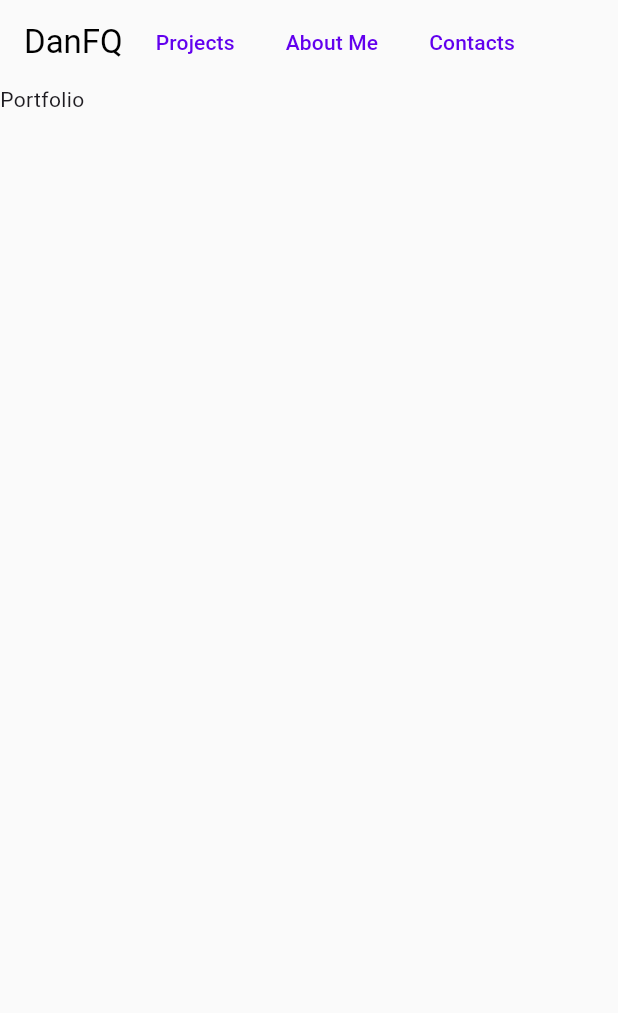
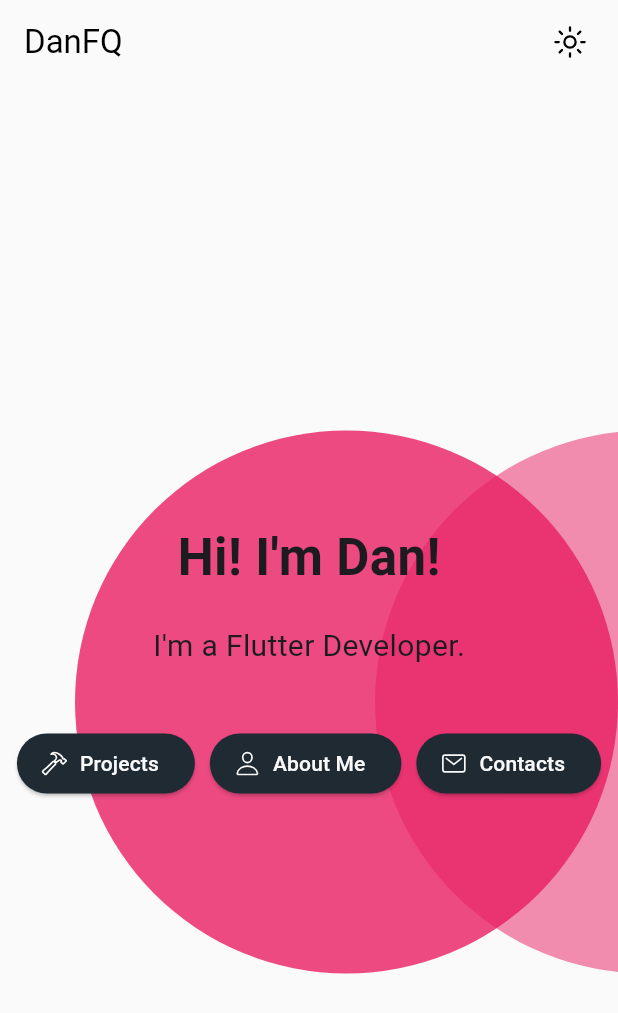
Before and after one commit to danfq/danfq.github.io, a Flutter app: the screen it shows after launch, on a phone screen of 412 x 824 dp. Shown: the top 1013 px of the screen. Run offline on Flutter 3.47's test engine with Material 3 defaults, Android fonts, the phone set to English and light mode, and no system bars; our stand-ins replace adaptive_theme, flutter_vector_icons, get.

Commit message:
Finalized Landing Page v1.0

```diff
--- a/lib/main.dart
+++ b/lib/main.dart
@@ -1,7 +1,10 @@
 import 'package:adaptive_theme/adaptive_theme.dart';
 import 'package:flutter/material.dart';
 import 'package:get/route_manager.dart';
+import 'package:portfolio/pages/contact/contact.dart';
 import 'package:portfolio/pages/portfolio.dart';
+import 'package:portfolio/pages/projects/projects.dart';
+import 'package:portfolio/pages/about/about.dart';
 import 'package:portfolio/util/themes/themes.dart';
 
 void main() {
@@ -12,11 +15,15 @@
       initial: AdaptiveThemeMode.system,
       builder: (light, dark) {
         return GetMaterialApp(
+          debugShowCheckedModeBanner: false,
           theme: light,
           darkTheme: dark,
           initialRoute: "/",
           getPages: [
             GetPage(name: "/", page: () => const Portfolio()),
+            GetPage(name: "/projects", page: () => const Projects()),
+            GetPage(name: "/about", page: () => const AboutMe()),
+            GetPage(name: "/contacts", page: () => const ContactMe()),
           ],
         );
       },
--- /dev/null
+++ b/lib/pages/about/about.dart
@@ -0,0 +1,10 @@
+import 'package:flutter/material.dart';
+
+class AboutMe extends StatelessWidget {
+  const AboutMe({super.key});
+
+  @override
+  Widget build(BuildContext context) {
+    return const Placeholder();
+  }
+}
--- /dev/null
+++ b/lib/pages/contact/contact.dart
@@ -0,0 +1,10 @@
+import 'package:flutter/material.dart';
+
+class ContactMe extends StatelessWidget {
+  const ContactMe({super.key});
+
+  @override
+  Widget build(BuildContext context) {
+    return const Placeholder();
+  }
+}
--- /dev/null
+++ b/lib/pages/home/home.dart
@@ -0,0 +1,76 @@
+import 'package:flutter/material.dart';
+import 'package:flutter_vector_icons/flutter_vector_icons.dart';
+import 'package:portfolio/util/widgets/buttons.dart';
+import 'package:portfolio/util/widgets/menu.dart';
+
+class Home extends StatelessWidget {
+  const Home({super.key});
+
+  @override
+  Widget build(BuildContext context) {
+    //Circle Size
+    final circleSize = (MediaQuery.of(context).size.height - 100) / 2;
+
+    return SizedBox(
+      width: MediaQuery.of(context).size.width,
+      height: MediaQuery.of(context).size.height,
+      child: Stack(
+        alignment: Alignment.center,
+        children: [
+          Positioned(
+            left: 50,
+            top: (MediaQuery.of(context).size.height - circleSize) / 2,
+            child: Container(
+              width: circleSize,
+              height: circleSize,
+              decoration: BoxDecoration(
+                shape: BoxShape.circle,
+                color: const Color(0xFFE91E63).withOpacity(0.8),
+              ),
+            ),
+          ),
+          Positioned(
+            left: 250,
+            top: (MediaQuery.of(context).size.height - circleSize) / 2,
+            child: Container(
+              width: circleSize,
+              height: circleSize,
+              decoration: BoxDecoration(
+                shape: BoxShape.circle,
+                color: const Color(0xFFE91E63).withOpacity(0.5),
+              ),
+            ),
+          ),
+          const Column(
+            mainAxisAlignment: MainAxisAlignment.center,
+            children: [
+              //Hello
+              Text(
+                "Hi! I'm Dan!",
+                style: TextStyle(
+                  fontSize: 34,
+                  fontWeight: FontWeight.bold,
+                ),
+              ),
+
+              //Spacing
+              SizedBox(height: 20),
+
+              //Flutter Developer
+              Text(
+                "I'm a Flutter Developer.",
+                style: TextStyle(fontSize: 20),
+              ),
+
+              //Spacing
+              SizedBox(height: 40),
+
+              //Menu
+              Menu(),
+            ],
+          ),
+        ],
+      ),
+    );
+  }
+}
--- a/lib/pages/portfolio.dart
+++ b/lib/pages/portfolio.dart
@@ -1,6 +1,12 @@
 import 'package:flutter/material.dart';
+import 'package:flutter_vector_icons/flutter_vector_icons.dart';
+import 'package:portfolio/pages/home/home.dart';
+import 'package:portfolio/util/themes/controller.dart';
 import 'package:portfolio/util/widgets/main.dart';
 import 'package:portfolio/util/widgets/menu.dart';
+import 'package:portfolio/pages/projects/projects.dart';
+import 'package:portfolio/pages/about/about.dart';
+import 'package:portfolio/pages/contact/contact.dart';
 
 class Portfolio extends StatefulWidget {
   const Portfolio({super.key});
@@ -10,14 +16,61 @@ class Portfolio extends StatefulWidget {
 }
 
 class _PortfolioState extends State<Portfolio> {
+  ///Current Nav Index
+  int _navIndex = 0;
+
+  ///Body
+  Widget _body() {
+    //Nav Index Switch
+    switch (_navIndex) {
+      //Home
+      case 0:
+        return const Home();
+
+      //Projects
+      case 1:
+        return const Projects();
+
+      //About Me
+      case 2:
+        return const AboutMe();
+
+      //Contacts
+      case 3:
+        return const ContactMe();
+
+      //Default - None
+      default:
+        return const SizedBox.shrink();
+    }
+  }
+
   @override
   Widget build(BuildContext context) {
     return Scaffold(
       appBar: MainWidgets.appBar(
-        title: const Menu(),
+        centerTitle: false,
         allowBack: false,
+        title: const Text("DanFQ"),
+        actions: [
+          Padding(
+            padding: const EdgeInsets.only(right: 20.0),
+            child: AnimatedSwitcher(
+              duration: const Duration(milliseconds: 200),
+              child: GestureDetector(
+                onTap: () => ThemeController.setAppearance(
+                  context: context,
+                  mode: !ThemeController.current(context: context),
+                ),
+                child: ThemeController.current(context: context)
+                    ? const Icon(Ionicons.moon_outline)
+                    : const Icon(Ionicons.sunny_outline),
+              ),
+            ),
+          ),
+        ],
       ),
-      body: SafeArea(child: Text("Portfolio")),
+      body: SafeArea(child: _body()),
     );
   }
 }
--- /dev/null
+++ b/lib/pages/projects/projects.dart
@@ -0,0 +1,10 @@
+import 'package:flutter/material.dart';
+
+class Projects extends StatelessWidget {
+  const Projects({super.key});
+
+  @override
+  Widget build(BuildContext context) {
+    return const Placeholder();
+  }
+}
--- a/lib/util/widgets/menu.dart
+++ b/lib/util/widgets/menu.dart
@@ -1,6 +1,7 @@
 import 'package:flutter/material.dart';
+import 'package:flutter_vector_icons/flutter_vector_icons.dart';
+import 'package:get/route_manager.dart';
 import 'package:portfolio/util/widgets/buttons.dart';
-import 'package:portfolio/util/widgets/main.dart';
 
 class Menu extends StatelessWidget {
   const Menu({super.key});
@@ -8,26 +9,35 @@ class Menu extends StatelessWidget {
   @override
   Widget build(BuildContext context) {
     return Row(
+      mainAxisAlignment: MainAxisAlignment.center,
+      mainAxisSize: MainAxisSize.min,
       children: [
-        //DanFQ
-        const Text("DanFQ"),
-
-        //Spacing
-        const SizedBox(width: 10.0),
-
         //Projects
-        Buttons.text(text: "Projects", onTap: () {}),
+        Buttons.elevatedIcon(
+          text: "Projects",
+          icon: Ionicons.ios_hammer_outline,
+          onTap: () => Get.toNamed("/projects"),
+        ),
 
         //Spacing
         const SizedBox(width: 10.0),
 
         //About Me
-        Buttons.text(text: "About Me", onTap: () {}),
+        Buttons.elevatedIcon(
+          text: "About Me",
+          icon: Ionicons.person_outline,
+          onTap: () => Get.toNamed("/about"),
+        ),
 
+        //Spacing
         const SizedBox(width: 10.0),
 
         //Contacts
-        Buttons.text(text: "Contacts", onTap: () {}),
+        Buttons.elevatedIcon(
+          text: "Contacts",
+          icon: Ionicons.ios_mail_outline,
+          onTap: () => Get.toNamed("/contacts"),
+        ),
       ],
     );
   }
```
